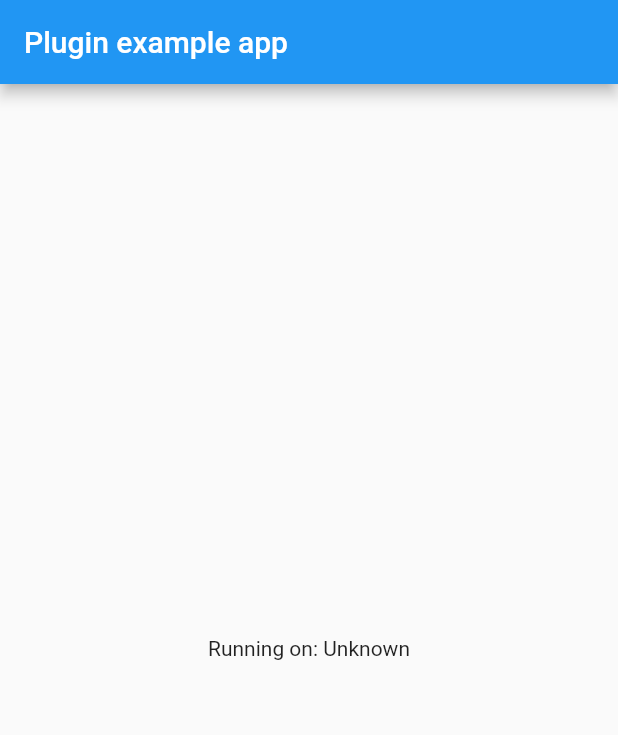
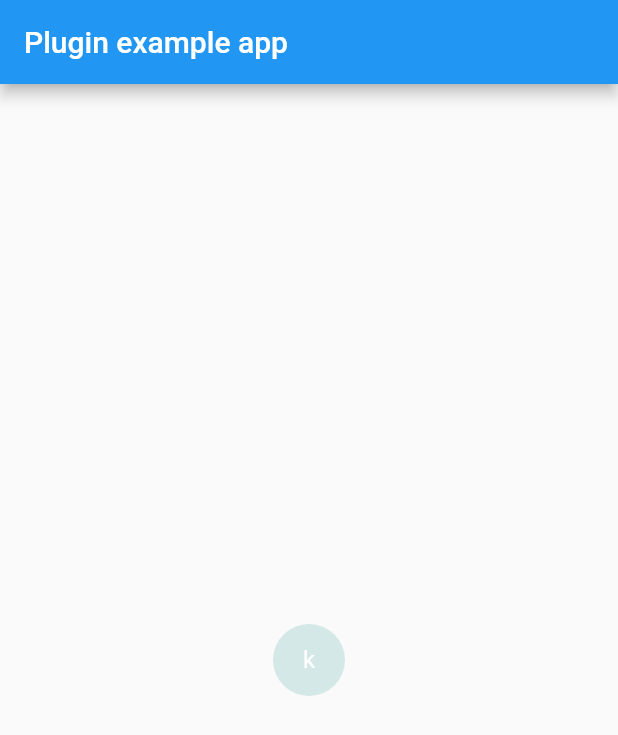
Before and after one commit to karamage/tapable_circle_image_avator, a Flutter app: the screen it shows after launch, on a phone screen of 412 x 824 dp. Shown: the top 735 px of the screen. Run offline on Flutter 3.47's test engine with Material 2 defaults, Android fonts, the phone set to English and light mode, and no system bars.

Commit message:
improve for now.

```diff
--- a/example/lib/main.dart
+++ b/example/lib/main.dart
@@ -1,7 +1,4 @@
 import 'package:flutter/material.dart';
-import 'dart:async';
-
-import 'package:flutter/services.dart';
 import 'package:tapable_circle_image_avator/tapable_circle_image_avator.dart';
 
 void main() {
@@ -14,32 +11,13 @@ class MyApp extends StatefulWidget {
 }
 
 class _MyAppState extends State<MyApp> {
-  String _platformVersion = 'Unknown';
-
   @override
   void initState() {
     super.initState();
-    initPlatformState();
   }
 
-  // Platform messages are asynchronous, so we initialize in an async method.
-  Future<void> initPlatformState() async {
-    String platformVersion;
-    // Platform messages may fail, so we use a try/catch PlatformException.
-    try {
-      platformVersion = await TapableCircleImageAvator.platformVersion;
-    } on PlatformException {
-      platformVersion = 'Failed to get platform version.';
-    }
-
-    // If the widget was removed from the tree while the asynchronous platform
-    // message was in flight, we want to discard the reply rather than calling
-    // setState to update our non-existent appearance.
-    if (!mounted) return;
-
-    setState(() {
-      _platformVersion = platformVersion;
-    });
+  onTap(String tappedId) {
+    print("tappedId=$tappedId");
   }
 
   @override
@@ -50,7 +28,7 @@ class _MyAppState extends State<MyApp> {
           title: const Text('Plugin example app'),
         ),
         body: Center(
-          child: Text('Running on: $_platformVersion\n'),
+          child: TapableCircleImageAvator(id: "xfhjkhjef", name: "karamage", onTap: onTap),
         ),
       ),
     );
--- a/lib/tapable_circle_image_avator.dart
+++ b/lib/tapable_circle_image_avator.dart
@@ -1,4 +1,4 @@
-
+/*
 import 'dart:async';
 
 import 'package:flutter/services.dart';
@@ -12,3 +12,39 @@ class TapableCircleImageAvator {
     return version;
   }
 }
+*/
+
+import 'package:flutter/material.dart';
+
+class TapableCircleImageAvator extends StatelessWidget {
+  final String id;
+  final String name;
+  final String imageUrl;
+  final double size; //Circle diameter
+  final void Function(String) onTap;
+
+  TapableCircleImageAvator({@required this.id, @required this.name, this.imageUrl, this.size = 48.0, this.onTap});
+
+  @override
+  Widget build(BuildContext context) {
+    return GestureDetector(
+      onTap: () {
+        if (onTap != null) onTap(id);
+      }, // handle your image tap here
+      child: CircleAvatar(
+        radius: size / 2,
+        backgroundColor: Color.fromRGBO(212, 232, 232, 1.0),
+        foregroundColor: Colors.white,
+        child: imageUrl != null ?
+          ClipOval(
+            child: Image.network(
+                imageUrl,
+                height: size,
+                width: size,
+                fit: BoxFit.cover),
+          )
+          :Text(name.length > 0 ? name[0]:""),
+      ),
+    );
+  }
+}
```
Also changed, not shown: 1 other file.
